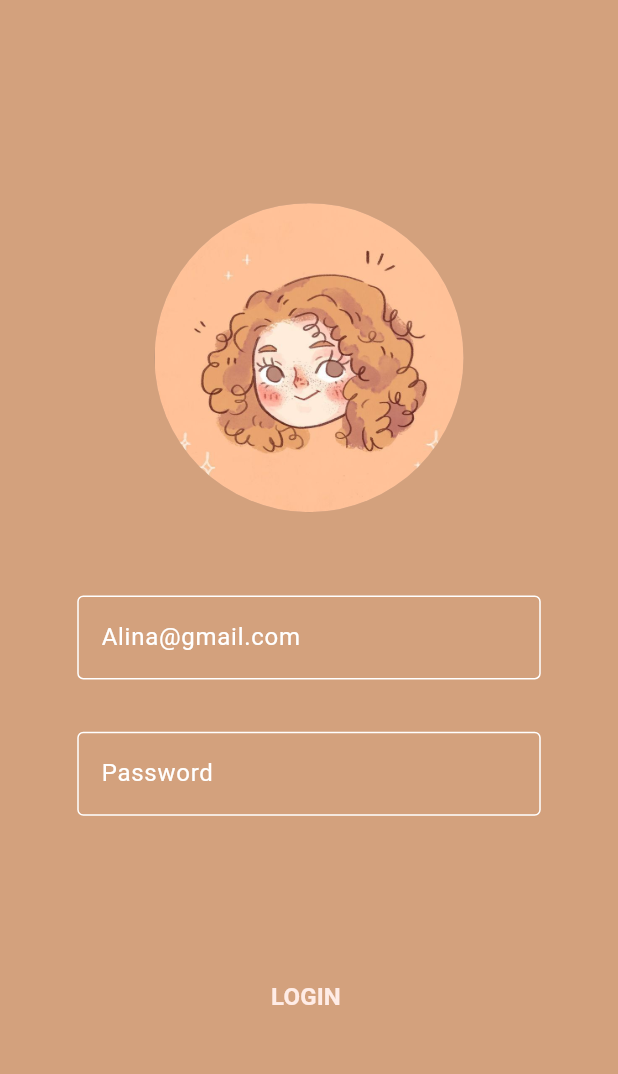
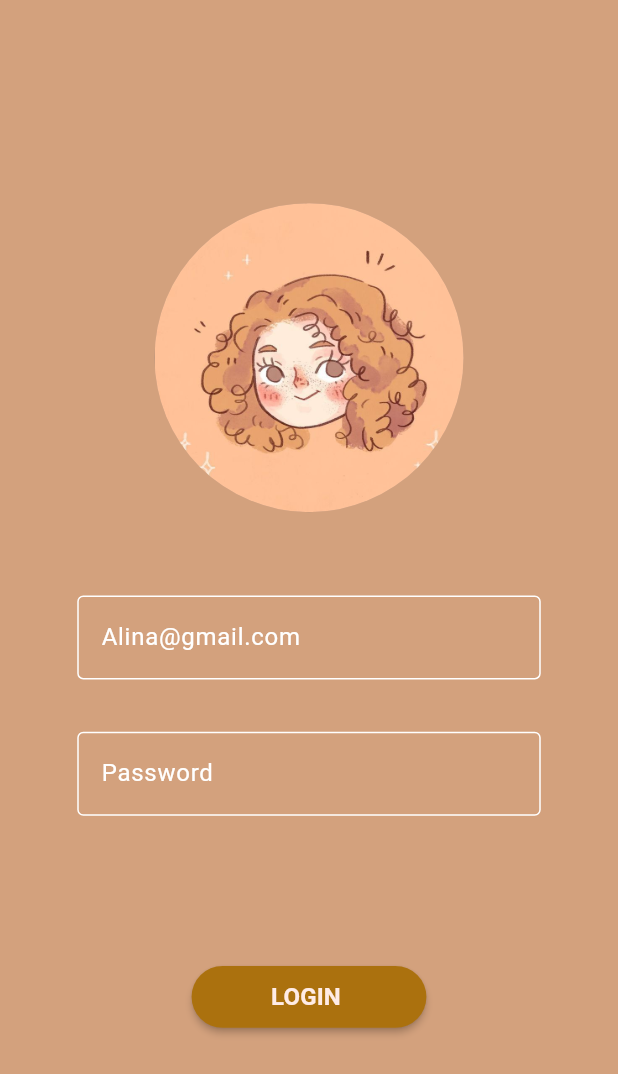
Before and after one commit to himayajawad19/Authify, a Flutter app: the screen it shows after launch, on a phone screen of 412 x 824 dp. Shown: the top 1074 px of the screen. Run offline on Flutter 3.47's test engine with Material 3 defaults, Android fonts, the phone set to English and light mode, and no system bars.

Commit message:
new changes

```diff
--- a/lib/pages/login_page.dart
+++ b/lib/pages/login_page.dart
@@ -94,8 +94,9 @@ class LoginPage extends StatelessWidget {
   Widget _LoginButton() {
     return MaterialButton(
       minWidth: devicewidth * 0.38,
-      height: deviceheight * 0.01,
-      color: Colors.white,
+      height: deviceheight * 0.05,
+      // highlightColor: Colors.amber,
+      color: const Color.fromARGB(255, 171, 113, 14),
       child: Text(
         'LOGIN ',
         style: TextStyle(
@@ -103,7 +104,10 @@ class LoginPage extends StatelessWidget {
             fontSize: 16,
             fontWeight: FontWeight.bold),
       ),
-      onPressed: null,
+      shape: RoundedRectangleBorder(
+        borderRadius: BorderRadius.circular(500),
+      ),
+      onPressed: () {},
     );
   }
 }
```
